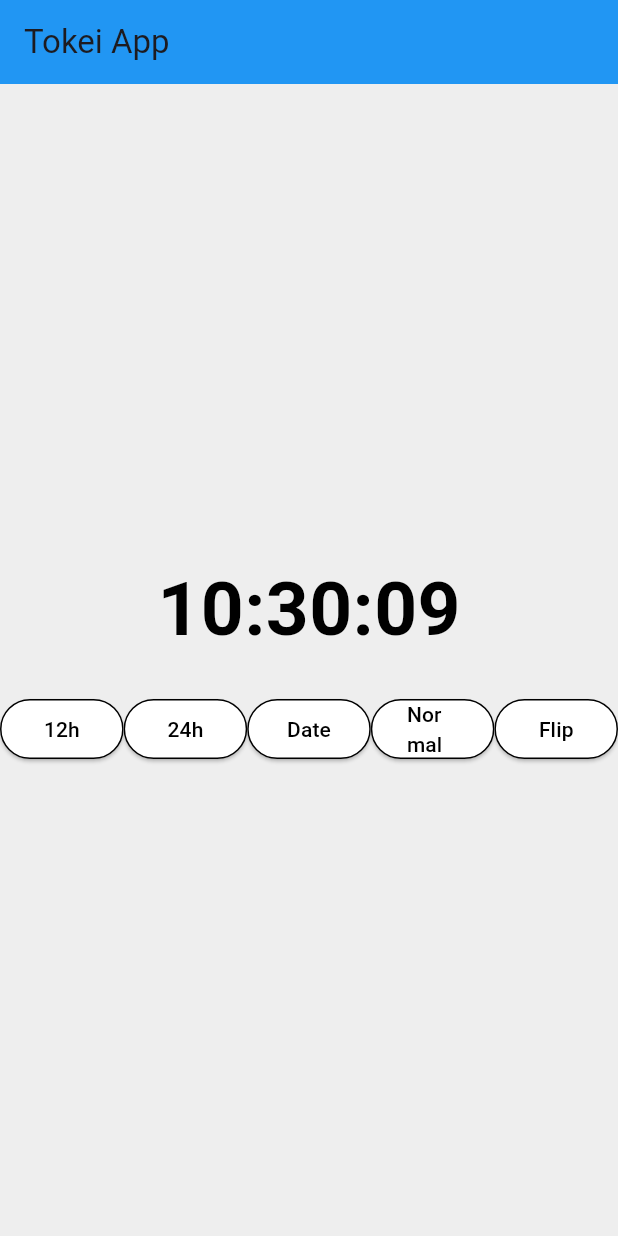
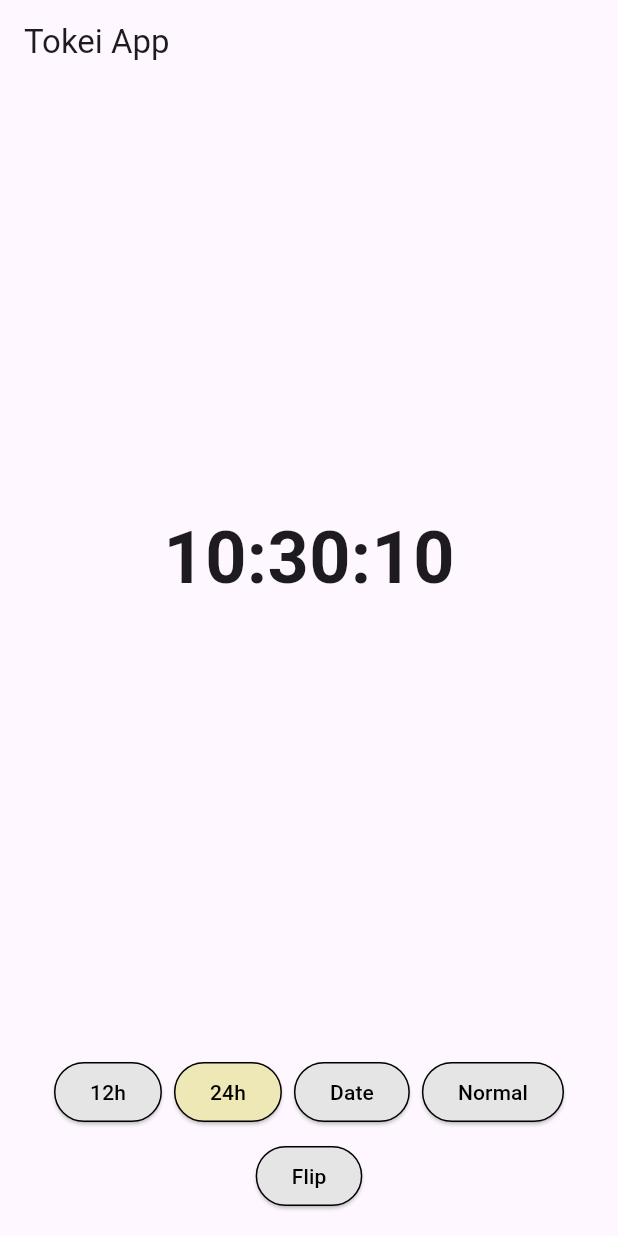
Before and after one commit to NobueSato/tokei-app, a Flutter app: the screen it shows after launch, after a tap on "12h", after a tap on "24h", on a phone screen of 412 x 824 dp. Run offline on Flutter 3.47's test engine with Material 3 defaults, Android fonts, the phone set to English and light mode, and no system bars.

Commit message:
[feat] create buttons to change the clock display

```diff
--- a/lib/main.dart
+++ b/lib/main.dart
@@ -2,11 +2,11 @@ import 'package:flutter/material.dart';
 import 'dart:async';
 
 void main() {
-  runApp(MyApp());
+  runApp(const MyApp());
 }
 
 class MyApp extends StatelessWidget {
-  const MyApp({super.key});
+  const MyApp({Key? key}) : super(key: key);
 
   @override
   Widget build(BuildContext context) {
@@ -15,201 +15,164 @@ class MyApp extends StatelessWidget {
       theme: ThemeData(
         primarySwatch: Colors.blue,
       ),
-      home: ClockScreen(),
+      home: const ClockScreen(),
     );
   }
 }
 
 class ClockScreen extends StatefulWidget {
-  ClockScreen({Key? key}) : super(key: key); // Add the named key parameter
+  const ClockScreen({Key? key}) : super(key: key);
 
   @override
   _ClockScreenState createState() => _ClockScreenState();
 }
 
 class _ClockScreenState extends State<ClockScreen> {
-  String _timeFormat = '12h'; // Default 12-hour format
-  String _clockText = '';
   late Timer _timer;
+  String _time = '';
+  bool _is24HourFormat = true; // Default to 24-hour format
 
   @override
   void initState() {
     super.initState();
-    _updateTime();
+    _updateTime(); // Update immediately on start
+    _timer = Timer.periodic(const Duration(seconds: 1), (_) {
+      _updateTime(); // Update every second
+    });
   }
 
   @override
   void dispose() {
-    _timer.cancel();
+    _timer.cancel(); // Cancel the timer when the widget is disposed
     super.dispose();
   }
 
   void _updateTime() {
-    _timer = Timer.periodic(Duration(seconds: 1), (Timer t) {
-      setState(() {
-        if (_timeFormat == '12h') {
-          _clockText = _get12HourTime();
-        } else if (_timeFormat == '24h') {
-          _clockText = _get24HourTime();
-        } else if (_timeFormat == 'Date') {
-          _clockText = _getDate();
-        } else if (_timeFormat == 'Flip') {
-          _clockText = _getFlipClockTime();
-        } else {
-          _clockText = _get12HourTime();
-        }
-      });
+    final DateTime now = DateTime.now();
+    setState(() {
+      // Check format: 24-hour or 12-hour
+      if (_is24HourFormat) {
+        _time = "${now.hour.toString().padLeft(2, '0')}:${now.minute.toString().padLeft(2, '0')}:${now.second.toString().padLeft(2, '0')}";
+      } else {
+        _time = "${_formatTime(now.hour)}:${now.minute.toString().padLeft(2, '0')}:${now.second.toString().padLeft(2, '0')} ${_formatAMPM(now.hour)}";
+      }
     });
   }
 
-  String _get12HourTime() {
-    final now = DateTime.now();
-    final hour = now.hour % 12;
-    final minute = now.minute;
-    final second = now.second;
-    final ampm = now.hour >= 12 ? 'PM' : 'AM';
-    return '$hour:${minute.toString().padLeft(2, '0')}:${second.toString().padLeft(2, '0')} $ampm';
+  String _formatTime(int hour) {
+    return hour % 12 == 0 ? '12' : (hour % 12).toString().padLeft(2, '0');
   }
 
-  String _get24HourTime() {
-    final now = DateTime.now();
-    final hour = now.hour;
-    final minute = now.minute;
-    final second = now.second;
-    return '$hour:${minute.toString().padLeft(2, '0')}:${second.toString().padLeft(2, '0')}';
-  }
-
-  String _getDate() {
-    final now = DateTime.now();
-    final year = now.year;
-    final month = now.month;
-    final day = now.day;
-    final weekday = now.weekday;
-    final daysOfWeek = ['Mon', 'Tue', 'Wed', 'Thu', 'Fri', 'Sat', 'Sun'];
-    return '$year-${month.toString().padLeft(2, '0')}-${day.toString().padLeft(2, '0')}-${daysOfWeek[weekday - 1]}';
-  }
-
-  String _getFlipClockTime() {
-    final now = DateTime.now();
-    final hour = now.hour.toString().padLeft(2, '0');
-    final minute = now.minute.toString().padLeft(2, '0');
-    final second = now.second.toString().padLeft(2, '0');
-    return '$hour:$minute:$second';
+  String _formatAMPM(int hour) {
+    return hour >= 12 ? 'PM' : 'AM';
   }
 
   @override
   Widget build(BuildContext context) {
     return Scaffold(
-      backgroundColor: Color(0xFFEEEEEE), // Background color
       appBar: AppBar(
-        title: Text('Tokei App'),
-        backgroundColor: Colors.blue,
+        title: const Text('Tokei App'),
       ),
       body: Column(
         mainAxisAlignment: MainAxisAlignment.center,
-        children: [
-          // Display clock in the middle of the screen
-          Text(
-            _clockText,
-            style: TextStyle(
-              fontSize: 50,
-              fontWeight: FontWeight.bold,
-              color: Colors.black,
+        children: <Widget>[
+          Center(
+            child: Text(
+              _time, // Display the current time
+              style: const TextStyle(
+                fontSize: 48,
+                fontWeight: FontWeight.bold,
+              ),
             ),
           ),
-          SizedBox(height: 20),
-          // Row with buttons at the bottom
-          Row(
-            mainAxisAlignment: MainAxisAlignment.spaceBetween,
-            children: <Widget>[
-              Expanded(
-                child: ElevatedButton(
-                  onPressed: () {
-                    setState(() {
-                      _timeFormat = '12h';
-                    });
-                  },
-                  style: ButtonStyle(
-                    backgroundColor: MaterialStateProperty.all<Color>(Colors.white),
-                    side: MaterialStateProperty.all(BorderSide(color: Colors.black)),
-                  ),
-                  child: Text(
-                    '12h',
-                    style: TextStyle(color: Colors.black),
-                  ),
-                ),
+        ],
+      ),
+      bottomNavigationBar: Padding(
+        padding: const EdgeInsets.all(16.0),
+        child: Wrap(
+          spacing: 8.0, // Space between buttons
+          runSpacing: 8.0, // Space between rows of buttons
+          alignment: WrapAlignment.center, // Center the buttons
+          children: <Widget>[
+            ElevatedButton(
+              onPressed: () {
+                setState(() {
+                  _is24HourFormat = false; // Switch to 12-hour format
+                });
+              },
+              style: ElevatedButton.styleFrom(
+                backgroundColor: !_is24HourFormat ? const Color(0xFFEEE8B6) : const Color(0xFFE5E5E5),
+                side: const BorderSide(color: Colors.black),
               ),
-              Expanded(
-                child: ElevatedButton(
-                  onPressed: () {
-                    setState(() {
-                      _timeFormat = '24h';
-                    });
-                  },
-                  style: ButtonStyle(
-                    backgroundColor: MaterialStateProperty.all<Color>(Colors.white),
-                    side: MaterialStateProperty.all(BorderSide(color: Colors.black)),
-                  ),
-                  child: Text(
-                    '24h',
-                    style: TextStyle(color: Colors.black),
-                  ),
-                ),
+              child: const Text(
+                '12h',
+                style: TextStyle(color: Colors.black),
               ),
-              Expanded(
-                child: ElevatedButton(
-                  onPressed: () {
-                    setState(() {
-                      _timeFormat = 'Date';
-                    });
-                  },
-                  style: ButtonStyle(
-                    backgroundColor: MaterialStateProperty.all<Color>(Colors.white),
-                    side: MaterialStateProperty.all(BorderSide(color: Colors.black)),
-                  ),
-                  child: Text(
-                    'Date',
-                    style: TextStyle(color: Colors.black),
-                  ),
-                ),
+            ),
+            ElevatedButton(
+              onPressed: () {
+                setState(() {
+                  _is24HourFormat = true; // Switch to 24-hour format
+                });
+              },
+              style: ElevatedButton.styleFrom(
+                backgroundColor: _is24HourFormat ? const Color(0xFFEEE8B6) : const Color(0xFFE5E5E5),
+                side: const BorderSide(color: Colors.black),
               ),
-              Expanded(
-                child: ElevatedButton(
-                  onPressed: () {
-                    setState(() {
-                      _timeFormat = 'Normal';
-                    });
-                  },
-                  style: ButtonStyle(
-                    backgroundColor: MaterialStateProperty.all<Color>(Colors.white),
-                    side: MaterialStateProperty.all(BorderSide(color: Colors.black)),
-                  ),
-                  child: Text(
-                    'Normal',
-                    style: TextStyle(color: Colors.black),
-                  ),
-                ),
+              child: const Text(
+                '24h',
+                style: TextStyle(color: Colors.black),
               ),
-              Expanded(
-                child: ElevatedButton(
-                  onPressed: () {
-                    setState(() {
-                      _timeFormat = 'Flip';
-                    });
-                  },
-                  style: ButtonStyle(
-                    backgroundColor: MaterialStateProperty.all<Color>(Colors.white),
-                    side: MaterialStateProperty.all(BorderSide(color: Colors.black)),
-                  ),
-                  child: Text(
-                    'Flip',
-                    style: TextStyle(color: Colors.black),
-                  ),
-                ),
+            ),
+            ElevatedButton(
+              onPressed: () {
+                setState(() {
+                  final now = DateTime.now();
+                  _time = "${now.year}-${now.month.toString().padLeft(2, '0')}-${now.day.toString().padLeft(2, '0')} ${_formatAMPM(now.hour)}";
+                });
+              },
+              style: ElevatedButton.styleFrom(
+                backgroundColor: const Color(0xFFE5E5E5),
+                side: const BorderSide(color: Colors.black),
               ),
-            ],
-          ),
-        ],
+              child: const Text(
+                'Date',
+                style: TextStyle(color: Colors.black),
+              ),
+            ),
+            ElevatedButton(
+              onPressed: () {
+                setState(() {
+                  // Reset to default normal time view
+                  _updateTime();
+                });
+              },
+              style: ElevatedButton.styleFrom(
+                backgroundColor: const Color(0xFFE5E5E5),
+                side: const BorderSide(color: Colors.black),
+              ),
+              child: const Text(
+                'Normal',
+                style: TextStyle(color: Colors.black),
+              ),
+            ),
+            ElevatedButton(
+              onPressed: () {
+                setState(() {
+                  // Flip clock logic can be added here
+                });
+              },
+              style: ElevatedButton.styleFrom(
+                backgroundColor: const Color(0xFFE5E5E5),
+                side: const BorderSide(color: Colors.black),
+              ),
+              child: const Text(
+                'Flip',
+                style: TextStyle(color: Colors.black),
+              ),
+            ),
+          ],
+        ),
       ),
     );
   }
```
